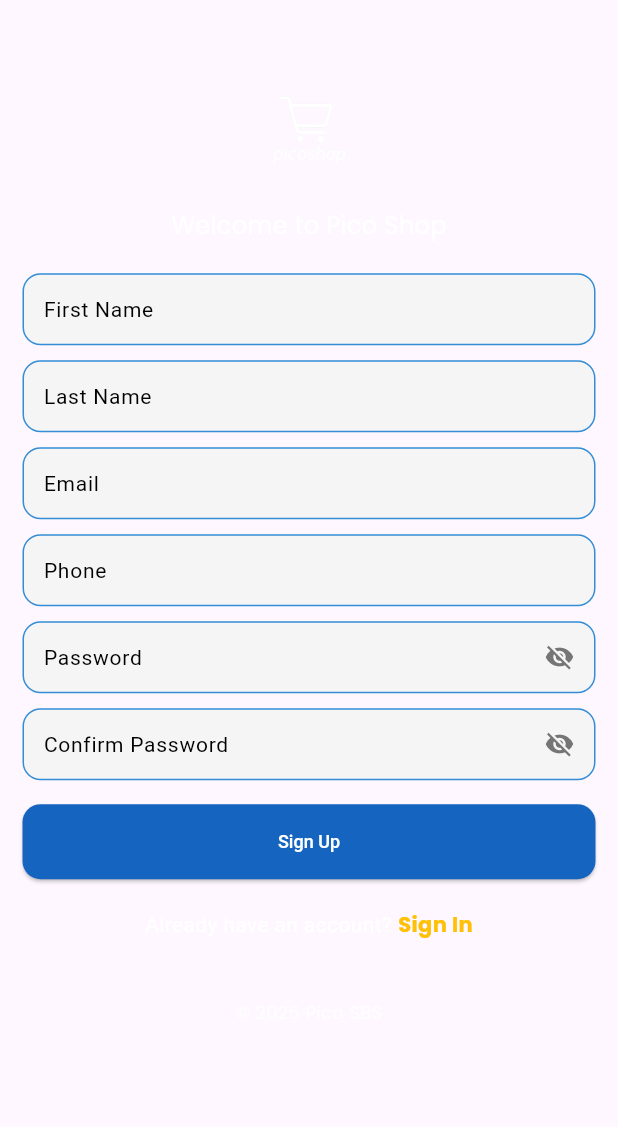
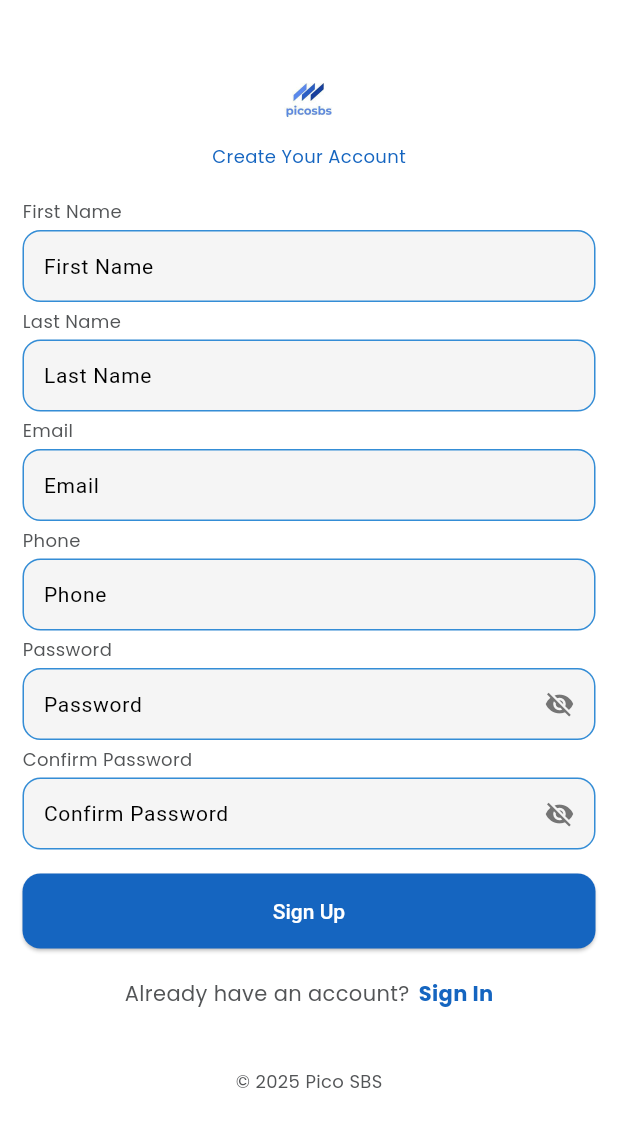
Before and after one commit to MgThiha-Coding/ecommerce-app, a Flutter app: the RegisterPage screen opened directly with empty values, on a phone screen of 412 x 824 dp. Shown: the top 1127 px of the screen. Run offline on Flutter 3.47's test engine with Material 3 defaults, Android fonts, the phone set to English and light mode, and no system bars; our stand-ins replace carousel_slider, connectivity_plus, device_info_plus, dio, easy_localization, flutter_dotenv and 8 more; accounts and stored records are empty; network calls fail.

Commit message:
feats : ui auth ui polish

```diff
--- a/lib/core/images/app_image.dart
+++ b/lib/core/images/app_image.dart
@@ -1,5 +1,5 @@
 class AppImage{
   static const String emptyContainer = 'assets/images/empty.png';
-  static const String appLogo = 'assets/images/logo.png';
+  static const String appLogo = 'assets/images/picosbs.jpg';
   static const String person = 'assets/images/person.png';
 }
--- a/lib/features/auth/view/pages/register_page.dart
+++ b/lib/features/auth/view/pages/register_page.dart
@@ -109,7 +109,23 @@ class _RegisterPageState extends ConsumerState<RegisterPage> {
       );
     });
 
+    final fontSize = Responsive(context);
+    Widget buildLabel(String text) {
+      return Align(
+        alignment: Alignment.centerLeft,
+        child: Text(
+          text,
+          style: TextStyle(
+            fontFamily: 'Poppins',
+            fontSize: fontSize.body,
+            color: AppColors.textSecondary,
+          ),
+        ),
+      );
+    }
+
     return Scaffold(
+      backgroundColor: AppColors.background,
       resizeToAvoidBottomInset: true,
       body: SafeArea(
         child: Padding(
@@ -124,62 +140,70 @@ class _RegisterPageState extends ConsumerState<RegisterPage> {
                 crossAxisAlignment: CrossAxisAlignment.center,
                 children: [
                   // Logo & Title
-                  Column(
-                    mainAxisAlignment: MainAxisAlignment.center,
-                    children: [
-                      Image.asset(AppImage.appLogo, scale: 14),
-                      const SizedBox(height: 16),
-                      Text(
-                        'Welcome to Pico Shop',
-                        style: GoogleFonts.poppins(
-                          fontSize: 16,
-                          color: Colors.white,
-                          fontWeight: FontWeight.w500,
-                        ),
-                      ),
-                    ],
+
+                  ClipRRect(
+                    borderRadius: BorderRadius.circular(12),
+                    child: Image.asset(AppImage.appLogo, scale: 6),
+                  ),
+
+                  const SizedBox(height: 12),
+                  Text(
+                    'Create Your Account',
+                    style: TextStyle(
+                      fontFamily: 'Poppins',
+                      fontSize: fontSize.body,
+                      fontWeight: FontWeight.w500,
+                      color: AppColors.textPrimary,
+                    ),
                   ),
 
                   const SizedBox(height: 20),
-
+                  buildLabel('First Name'),
+                  const SizedBox(height: 4),
                   AppTextField(
                     controller: _firstNameController,
                     hintText: "First Name",
                     validator: (v) =>
-                        v == null || v.isEmpty ? "First Name required" : null,
+                        v == null || v.isEmpty ? "Please enter your first name" : null,
                   ),
 
-                  const SizedBox(height: 10),
-
+                  const SizedBox(height: 4),
+                  buildLabel('Last Name'),
+                  const SizedBox(height: 4),
                   AppTextField(
                     controller: _lastNameController,
                     hintText: "Last Name",
                     validator: (v) =>
-                        v == null || v.isEmpty ? "Last Name required" : null,
+                        v == null || v.isEmpty ? "Pleae enter your last name" : null,
                   ),
 
-                  const SizedBox(height: 10),
-
+                  const SizedBox(height: 4),
+                  buildLabel('Email'),
+                  const SizedBox(height: 4),
                   AppTextField(
                     controller: _emailController,
                     hintText: "Email",
                     validator: (v) =>
-                        v == null || v.isEmpty ? "Email required" : null,
+                        v == null || v.isEmpty ? "Please enter your email" : null,
                   ),
 
-                  const SizedBox(height: 10),
+                  const SizedBox(height: 4),
 
                   // Phone Field
+                  buildLabel('Phone'),
+                  const SizedBox(height: 4),
                   AppTextField(
                     controller: _passwordController,
                     hintText: "Phone",
                     validator: (v) =>
-                        v == null || v.isEmpty ? "Phone number required" : null,
+                        v == null || v.isEmpty ? "Please enter your phone" : null,
                   ),
 
-                  const SizedBox(height: 10),
+                  const SizedBox(height: 4),
 
                   // Password Field
+                  buildLabel('Password'),
+                  const SizedBox(height: 4),
                   AppTextField(
                     controller: _passwordController,
                     hintText: "Password",
@@ -195,7 +219,10 @@ class _RegisterPageState extends ConsumerState<RegisterPage> {
                     },
                   ),
 
-                  const SizedBox(height: 10),
+                  const SizedBox(height: 4),
+
+                  buildLabel('Confirm Password'),
+                  const SizedBox(height: 4),
 
                   AppTextField(
                     controller: _confirmController,
@@ -223,26 +250,31 @@ class _RegisterPageState extends ConsumerState<RegisterPage> {
                       onTap: register,
                       backgroundColor: AppColors.primary,
                       labelColor: AppColors.background,
-                      isLoading: registerAsync.isLoading? true:false,
+                      isLoading: registerAsync.isLoading ? true : false,
                     ),
                   ),
                   const SizedBox(height: 20),
 
-                  // Log In
                   Row(
                     mainAxisAlignment: MainAxisAlignment.center,
                     children: [
-                      const Text(
+                      Text(
                         "Already have an account?",
-                        style: TextStyle(color: Colors.white),
+                        style: TextStyle(
+                          fontSize: fontSize.subHeading,
+                          fontFamily: 'Poppins',
+                          color: AppColors.textSecondary,
+                        ),
                       ),
-                      const SizedBox(width: 4),
+                      const SizedBox(width: 6),
                       GestureDetector(
                         onTap: widget.toggle,
                         child: Text(
                           'Sign In',
-                          style: GoogleFonts.poppins(
-                            color: const Color(0xFFFFC107),
+                          style: TextStyle(
+                            fontFamily: 'Poppins',
+                            fontSize: fontSize.subHeading,
+                            color: AppColors.textPrimary,
                             fontWeight: FontWeight.w600,
                           ),
                         ),
@@ -251,12 +283,12 @@ class _RegisterPageState extends ConsumerState<RegisterPage> {
                   ),
                   const SizedBox(height: 40),
 
-                  // Footer
                   Text(
                     '© 2025 Pico SBS',
-                    style: GoogleFonts.poppins(
-                      color: Colors.white70,
-                      fontSize: 12,
+                    style: TextStyle(
+                      fontFamily: 'Poppins',
+                      fontSize: fontSize.body,
+                      color: AppColors.textSecondary,
                     ),
                   ),
                 ],
--- a/lib/shared/app_button.dart
+++ b/lib/shared/app_button.dart
@@ -104,7 +104,7 @@ class _AppButtonState extends State<AppButton>
               widget.title,
               style: TextStyle(
                 color: widget.labelColor,
-                fontSize: responsive.body,
+                fontSize: responsive.subHeading,
               ),
             ),
     );
--- a/lib/shared/app_text_field.dart
+++ b/lib/shared/app_text_field.dart
@@ -45,7 +45,7 @@ class _AppTextFormFieldState extends State<AppTextField> {
         filled: true,
         fillColor: Colors.grey.shade100,
         contentPadding: const EdgeInsets.symmetric(
-          vertical: 10,
+          vertical: 12,
           horizontal: 10,
         ),
         suffixIcon: widget.addObscure
@@ -64,15 +64,18 @@ class _AppTextFormFieldState extends State<AppTextField> {
             : null,
         border: OutlineInputBorder(
           borderRadius: BorderRadius.circular(12),
-           borderSide: BorderSide(width: 1, color: AppColors.textPrimary),
+          borderSide: const BorderSide(width: 1, color: AppColors.textPrimary),
         ),
         enabledBorder: OutlineInputBorder(
           borderRadius: BorderRadius.circular(12),
-          borderSide: const BorderSide(width: 1, color: Color.fromARGB(255, 52, 141, 214)),
+          borderSide: const BorderSide(
+            width: 1,
+            color: Color.fromARGB(255, 52, 141, 214),
+          ),
         ),
         focusedBorder: OutlineInputBorder(
           borderRadius: BorderRadius.circular(12),
-          borderSide: const BorderSide(width: 2, color:  AppColors.textPrimary),
+          borderSide: const BorderSide(width: 2, color: AppColors.textPrimary),
         ),
       ),
     );
--- a/pubspec.yaml
+++ b/pubspec.yaml
@@ -89,7 +89,7 @@ flutter:
   uses-material-design: true
   assets:
     - .env
-    - assets/images/logo.png
+    - assets/images/picosbs.jpg
     - assets/images/empty.png
     - assets/images/person.png
     - assets/translations/
```
Also changed, not shown: lib/features/auth/view/pages/login_or_register.dart (+19 -5 lines), lib/features/auth/view/pages/login_page.dart (+56 -29 lines), lib/features/auth/view/pages/splash_page.dart (+4 -4 lines), lib/features/home/pages/home_page.dart (+9 -8 lines), assets/images/logo.png (deleted), assets/images/picosbs.jpg (added).
